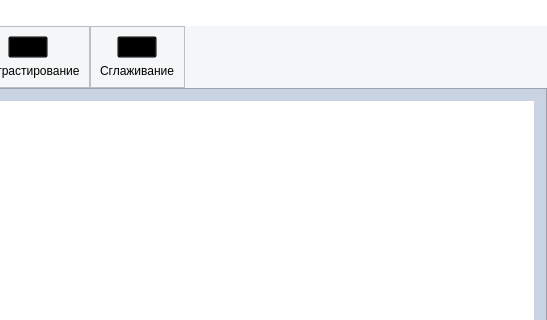
Before: the Qt Designer form views/ui/main_window.ui in Vityshha/educational-photoshop, drawn with Qt 5; both pictures show x 397 to 944 and y 0 to 320 of the 944 by 627 pixel window.
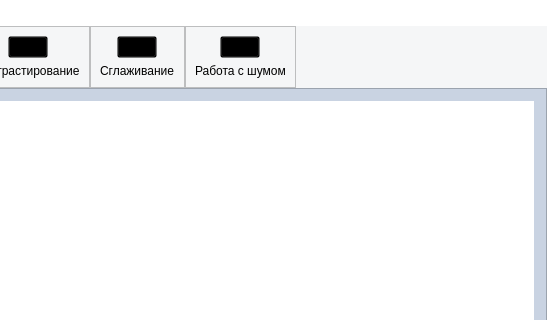
After: the same form once the commit is applied. Icons and pictures are not drawn.

Commit message: addd noise module

```diff
--- a/views/ui/main_window.ui
+++ b/views/ui/main_window.ui
@@ -486,6 +486,37 @@
                 </layout>
                </widget>
               </item>
+              <item>
+               <widget class="QFrame" name="frame_14">
+                <property name="frameShape">
+                 <enum>QFrame::StyledPanel</enum>
+                </property>
+                <property name="frameShadow">
+                 <enum>QFrame::Raised</enum>
+                </property>
+                <layout class="QVBoxLayout" name="verticalLayout_11">
+                 <item alignment="Qt::AlignHCenter">
+                  <widget class="QPushButton" name="btn_noise">
+                   <property name="styleSheet">
+                    <string notr="true">background-color: transparent;
+image: url(:/newPrefix/images/heat_96dp.png);
+</string>
+                   </property>
+                   <property name="text">
+                    <string/>
+                   </property>
+                  </widget>
+                 </item>
+                 <item alignment="Qt::AlignHCenter">
+                  <widget class="QLabel" name="label_7">
+                   <property name="text">
+                    <string>Работа с шумом</string>
+                   </property>
+                  </widget>
+                 </item>
+                </layout>
+               </widget>
+              </item>
               <item>
                <spacer name="horizontalSpacer_2">
                 <property name="orientation">
```
Left out of the diff: 2 changed lines with no effect on the pictures. The commit also changes 9 other files.
